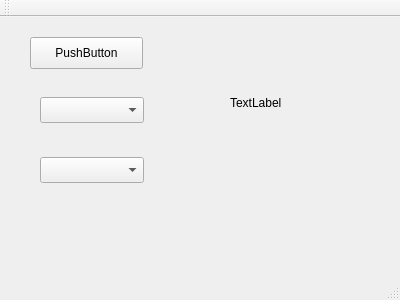
First picture: the form in tspgui/tspgui/mainwindow.ui, repository znjRoLS/tsp-heuristic-analysis, before the edit.
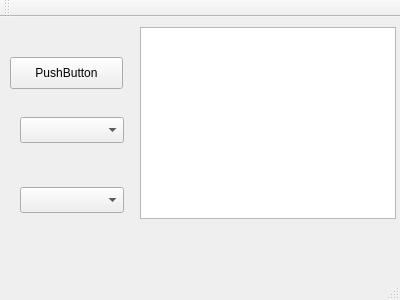
Second picture: the form after the edit.

Commit message: Add graphics for basic showing world and node

Patch:
```diff
--- a/tspgui/tspgui/mainwindow.ui
+++ b/tspgui/tspgui/mainwindow.ui
@@ -17,8 +17,8 @@
    <widget class="QPushButton" name="button">
     <property name="geometry">
      <rect>
-      <x>30</x>
-      <y>20</y>
+      <x>10</x>
+      <y>40</y>
       <width>113</width>
       <height>32</height>
      </rect>
@@ -27,30 +27,11 @@
      <string>PushButton</string>
     </property>
    </widget>
-   <widget class="QLabel" name="result_label">
-    <property name="geometry">
-     <rect>
-      <x>230</x>
-      <y>30</y>
-      <width>141</width>
-      <height>111</height>
-     </rect>
-    </property>
-    <property name="sizePolicy">
-     <sizepolicy hsizetype="Ignored" vsizetype="Ignored">
-      <horstretch>0</horstretch>
-      <verstretch>0</verstretch>
-     </sizepolicy>
-    </property>
-    <property name="text">
-     <string>TextLabel</string>
-    </property>
-   </widget>
    <widget class="QComboBox" name="comboBoxAlgorithm">
     <property name="geometry">
      <rect>
-      <x>40</x>
-      <y>80</y>
+      <x>20</x>
+      <y>100</y>
       <width>104</width>
       <height>26</height>
      </rect>
@@ -59,13 +40,23 @@
    <widget class="QComboBox" name="comboBoxWorldGenerator">
     <property name="geometry">
      <rect>
-      <x>40</x>
-      <y>140</y>
+      <x>20</x>
+      <y>170</y>
       <width>104</width>
       <height>26</height>
      </rect>
     </property>
    </widget>
+   <widget class="QGraphicsView" name="graphicsView">
+    <property name="geometry">
+     <rect>
+      <x>140</x>
+      <y>10</y>
+      <width>256</width>
+      <height>192</height>
+     </rect>
+    </property>
+   </widget>
   </widget>
   <widget class="QMenuBar" name="menuBar">
    <property name="geometry">
```
The commit also changes 7 other files.
